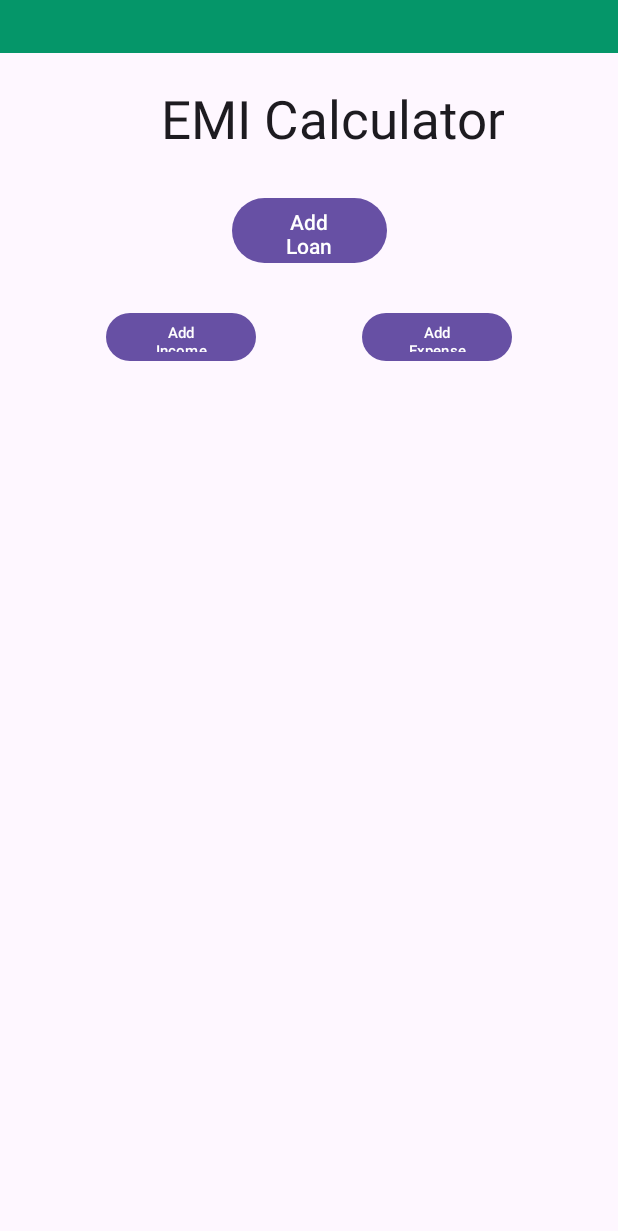
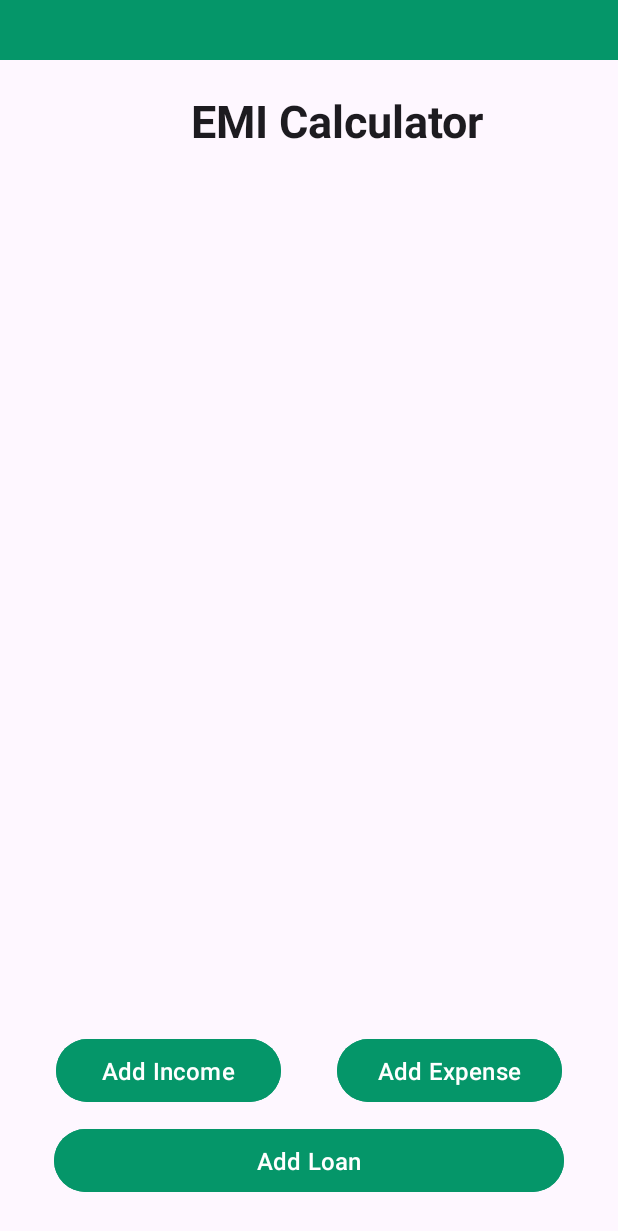
Before and after one commit to kunalpanda/Mobile_Dev_Asign_1, an Android app: the screen it shows after launch (MainActivity), on a phone screen of 412 x 824 dp. Shown: the top 1231 px of the screen. Run offline under Robolectric (Android 15) with nearby library versions, the phone set to English and light mode, and no system bars.

Commit message:
redo sizing and arrangement

```diff
--- a/app/src/main/res/layout/activity_main.xml
+++ b/app/src/main/res/layout/activity_main.xml
@@ -10,7 +10,7 @@
     <View
         android:id="@+id/colorBlock"
         android:layout_width="0dp"
-        android:layout_height="35dp"
+        android:layout_height="40dp"
         android:background="#059669"
         app:layout_constraintTop_toTopOf="parent"
         app:layout_constraintStart_toStartOf="parent"
@@ -22,9 +22,10 @@
         android:layout_height="wrap_content"
         android:layout_marginTop="20dp"
         android:background="@null"
-        android:textSize="35dp"
+        android:textSize="30dp"
         android:gravity="center"
         android:inputType="text"
+        android:textStyle="bold"
         android:text="EMI Calculator"
         app:layout_constraintEnd_toEndOf="parent"
         app:layout_constraintHorizontal_bias="0.584"
@@ -33,35 +34,46 @@
 
     <Button
         android:id="@+id/loanButton"
-        android:layout_width="103dp"
-        android:layout_height="51dp"
-        android:layout_marginTop="25dp"
+        android:layout_width="340dp"
+        android:layout_height="50dp"
+        android:layout_marginBottom="25dp"
+        android:gravity="center"
+        android:paddingTop="2dp"
+        android:paddingBottom="2dp"
         android:text="Add Loan"
+        android:textSize="16dp"
+        android:backgroundTint="#059669"
+        app:layout_constraintBottom_toBottomOf="parent"
         app:layout_constraintEnd_toEndOf="parent"
-        app:layout_constraintStart_toStartOf="parent"
-        app:layout_constraintTop_toBottomOf="@+id/appName" />
+        app:layout_constraintStart_toStartOf="parent" />
 
     <Button
         android:id="@+id/expenseButton"
-        android:layout_width="100dp"
-        android:layout_height="40dp"
-        android:layout_marginTop="25dp"
+        android:layout_width="150dp"
+        android:layout_height="50dp"
+        android:layout_marginBottom="10dp"
+        android:paddingTop="2dp"
+        android:paddingBottom="2dp"
         android:text="Add Expense"
-        android:textSize="10dp"
+        android:textSize="16dp"
+        android:backgroundTint="#059669"
+        app:layout_constraintBottom_toTopOf="@+id/loanButton"
         app:layout_constraintEnd_toEndOf="parent"
         app:layout_constraintHorizontal_bias="0.5"
-        app:layout_constraintStart_toEndOf="@+id/incomeButton"
-        app:layout_constraintTop_toBottomOf="@+id/loanButton" />
+        app:layout_constraintStart_toEndOf="@+id/incomeButton" />
 
     <Button
         android:id="@+id/incomeButton"
-        android:layout_width="100dp"
-        android:layout_height="40dp"
-        android:layout_marginTop="25dp"
-        android:textSize="10dp"
+        android:layout_width="150dp"
+        android:layout_height="50dp"
+        android:layout_marginBottom="10dp"
+        android:paddingTop="2dp"
+        android:paddingBottom="2dp"
         android:text="Add Income"
+        android:textSize="16dp"
+        android:backgroundTint="#059669"
+        app:layout_constraintBottom_toTopOf="@+id/loanButton"
         app:layout_constraintEnd_toStartOf="@+id/expenseButton"
         app:layout_constraintHorizontal_bias="0.5"
-        app:layout_constraintStart_toStartOf="parent"
-        app:layout_constraintTop_toBottomOf="@+id/loanButton" />
+        app:layout_constraintStart_toStartOf="parent" />
 </androidx.constraintlayout.widget.ConstraintLayout>
```
